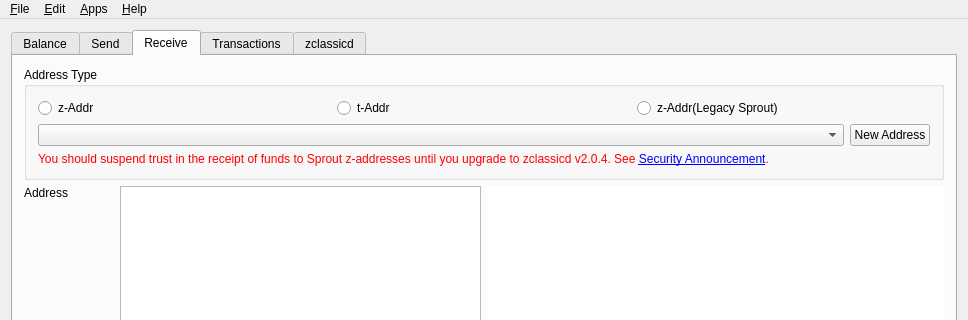
Old version of the form src/mainwindow.ui in the repository ZclassicCommunity/zcl-qt-wallet; both pictures show x 0 to 968 and y 0 to 320 of the 968 by 616 pixel window.
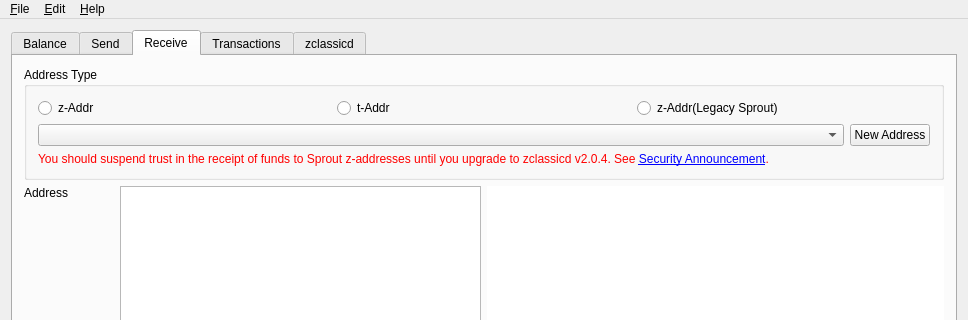
New version of the form. Icons and pictures are not drawn. Custom widgets are drawn as their Qt base class.

What changed in the file:
```diff
--- a/src/mainwindow.ui
+++ b/src/mainwindow.ui
@@ -1076,15 +1076,6 @@
     <addaction name="actionCheck_for_Updates"/>
     <addaction name="actionAbout"/>
    </widget>
-   <widget class="QMenu" name="menuApps">
-    <property name="title">
-     <string>&amp;Apps</string>
-    </property>
-    <addaction name="actionConnect_Mobile_App"/>
-    <addaction name="separator"/>
-    <addaction name="actionz_board_net"/>
-    <addaction name="actionTurnstile_Migration"/>
-   </widget>
    <widget class="QMenu" name="menu_Edit">
     <property name="title">
      <string>&amp;Edit</string>
@@ -1094,7 +1085,6 @@
    </widget>
    <addaction name="menuFile"/>
    <addaction name="menu_Edit"/>
-   <addaction name="menuApps"/>
    <addaction name="menuHelp"/>
   </widget>
   <widget class="QStatusBar" name="statusBar"/>
```
Left out of the diff: 24 changed lines with no effect on the pictures.
